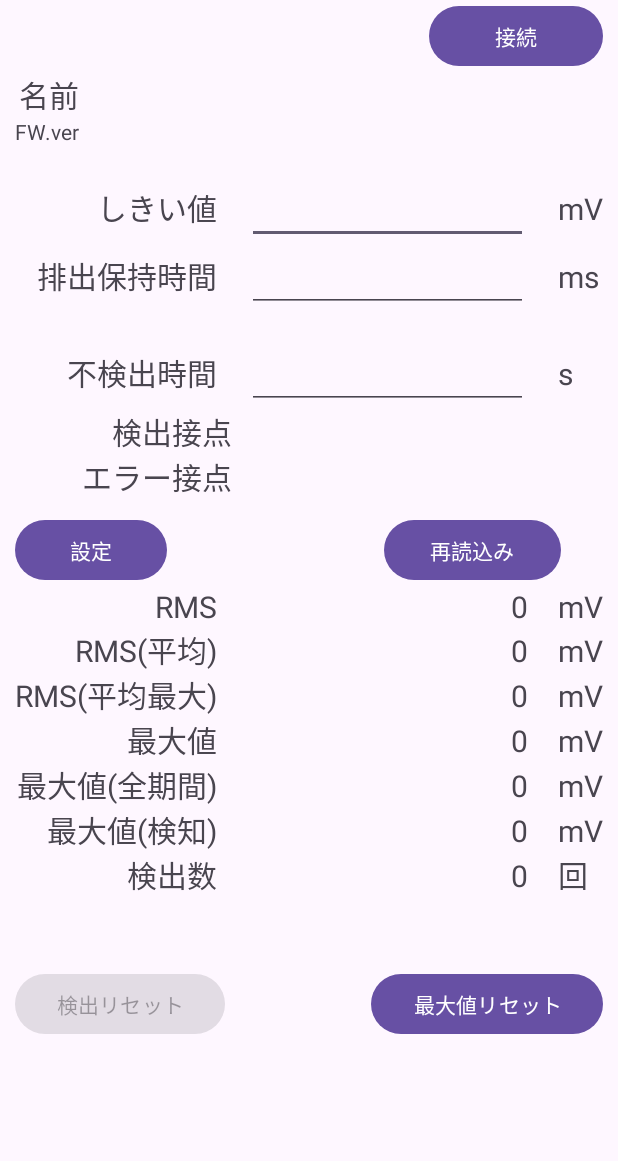
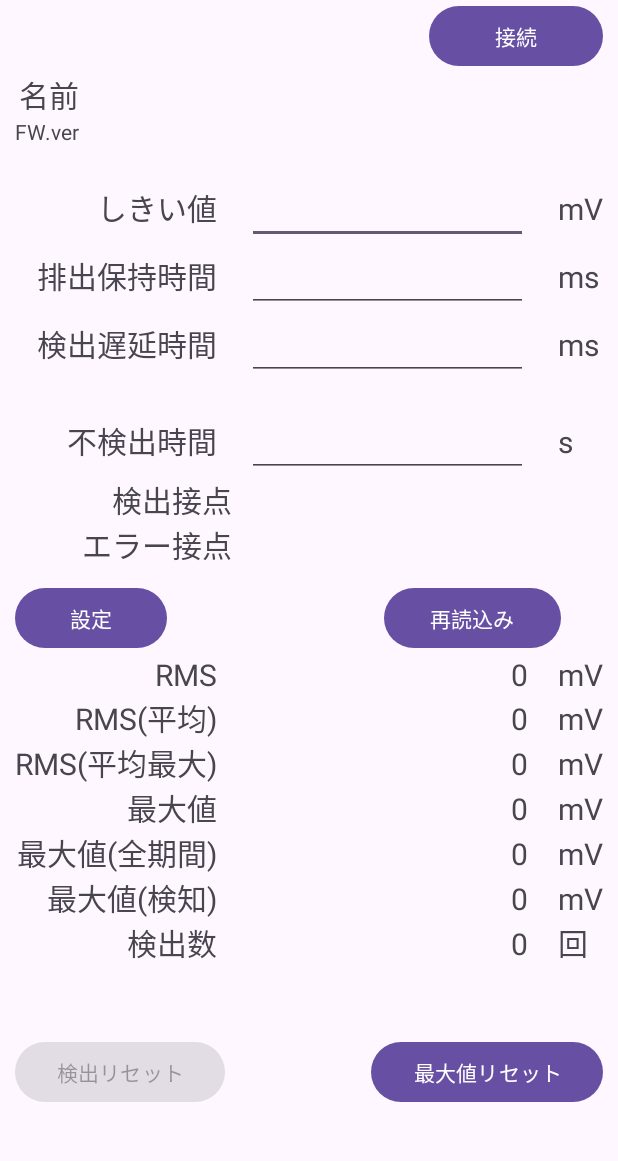
Before and after one commit to orangedenshi/met_det, an Android app: the screen it shows after launch (MainActivity), on a phone screen of 412 x 824 dp, the part 49-1210 px from its top. Run offline under Robolectric (Android 15) with nearby library versions, the phone set to English and light mode, and no system bars.

Commit message:
version 1.3 add delay time

```diff
--- a/app/build.gradle.kts
+++ b/app/build.gradle.kts
@@ -12,7 +12,7 @@ android {
         minSdk = 24
         targetSdk = 34
         versionCode = 1
-        versionName = "1.2"
+        versionName = "1.3"
 
         testInstrumentationRunner = "androidx.test.runner.AndroidJUnitRunner"
     }
--- a/app/src/main/res/layout/activity_main.xml
+++ b/app/src/main/res/layout/activity_main.xml
@@ -172,6 +172,40 @@
                         android:text="ms"
                         android:textSize="20sp" />
 
+                </TableRow>
+
+                <TableRow
+                    android:layout_width="match_parent"
+                    android:layout_height="match_parent">
+
+                    <TextView
+                        android:id="@+id/textView40"
+                        android:layout_width="wrap_content"
+                        android:layout_height="wrap_content"
+                        android:layout_marginStart="10dp"
+                        android:layout_marginEnd="10sp"
+                        android:text="@string/label_delaytime"
+                        android:textAlignment="viewEnd"
+                        android:textSize="20sp" />
+
+                    <EditText
+                        android:id="@+id/editText5"
+                        android:layout_width="wrap_content"
+                        android:layout_height="wrap_content"
+                        android:layout_marginStart="10dp"
+                        android:layout_marginEnd="10dp"
+                        android:layout_weight="1"
+                        android:ems="10"
+                        android:inputType="number" />
+
+                    <TextView
+                        android:id="@+id/textView41"
+                        android:layout_width="wrap_content"
+                        android:layout_height="wrap_content"
+                        android:layout_marginStart="10dp"
+                        android:layout_marginEnd="10sp"
+                        android:text="ms"
+                        android:textSize="20sp" />
                 </TableRow>
 
                 <TableRow
--- a/app/src/main/res/values/strings.xml
+++ b/app/src/main/res/values/strings.xml
@@ -6,6 +6,7 @@
     <string name="label_holdtime" >排出保持時間</string>
     <string name="label_annotation" >　　※10000=永久保持</string>
     <string name="label_nonetime" >不検出時間</string>
+    <string name="label_delaytime" >検出遅延時間</string>
 
     <string name="label_det_setten">検出接点</string>
     <string name="label_err_setten">エラー接点</string>
@@ -44,6 +45,10 @@
     <string name="err_no_lower"  >0[s]以上の値にしてください"</string>
     <string name="err_no_higher" >1000[s]以下の値にしてください"</string>
 
+    <string name="err_delayTime" >検出遅延時間　エラー</string>
+    <string name="err_de_lower"  >0[ms]以上の値にしてください"</string>
+    <string name="err_de_higher" >1000[ms]以下の値にしてください</string>
+
     <string name="choose_sensor" >センサーを選択</string>
 
     <string name="not_support"   >Bluetoothがサポートされていません</string>
```
Also changed, not shown: app/src/main/java/com/nyamadax/met_det/MainActivity.kt (+54 -3 lines).
